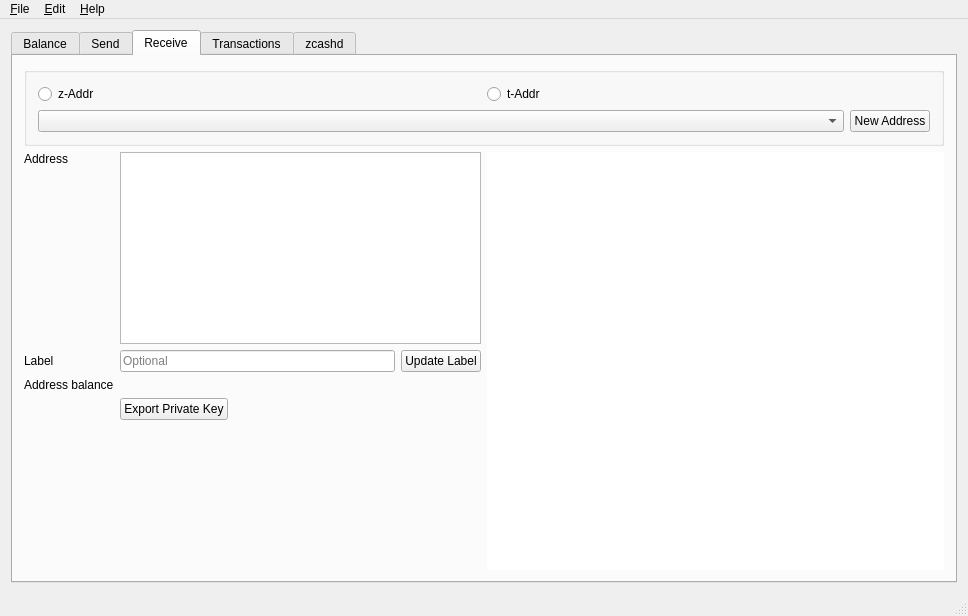
The window that src/mainwindow.ui (ZcashFoundation/zecwallet) describes before a commit, drawn with Qt 5.
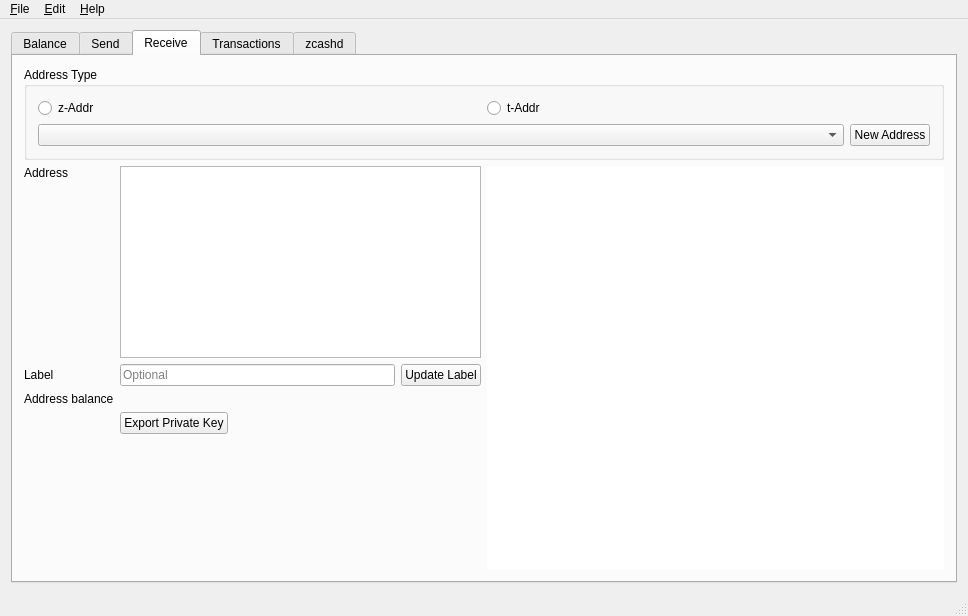
The same window after the commit. Icons and pictures are not drawn. Custom widgets are drawn as their Qt base class.

Commit message: fix explorer and version bump

```diff
--- a/src/mainwindow.ui
+++ b/src/mainwindow.ui
@@ -666,7 +666,7 @@
           <item>
            <widget class="QGroupBox" name="groupBox_6">
             <property name="title">
-             <string></string>
+             <string>Address Type</string>
             </property>
             <property name="flat">
              <bool>false</bool>
```
Left out of the diff: 3 changed lines with no effect on the pictures. Lines whose indentation alone changed are shown as unchanged. The commit also changes 2 other files.
